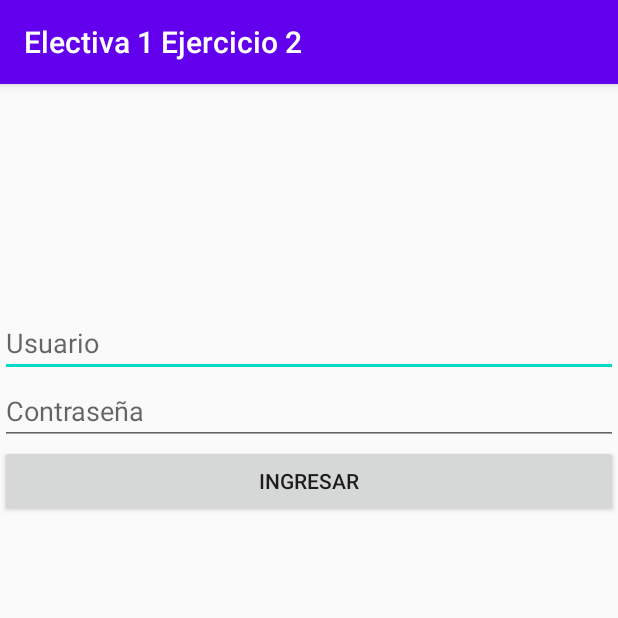
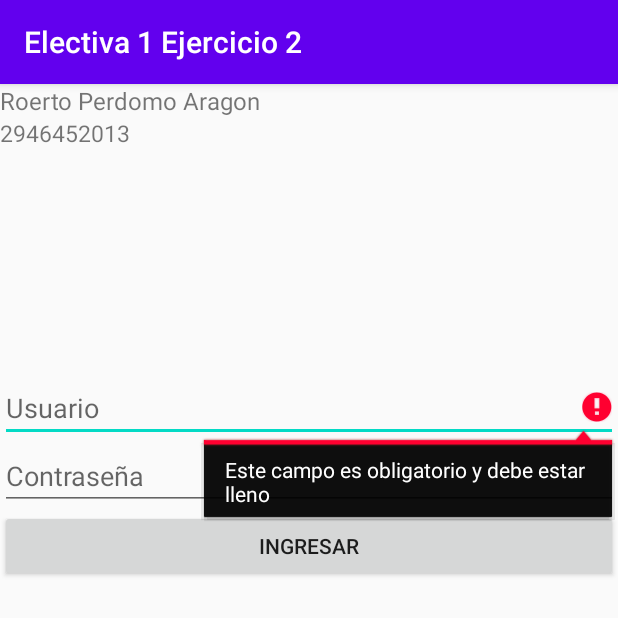
Before and after one commit to Proyectos-universitarios/Electiva1-Android-Ejercicio-2, an Android app: the screen it shows after launch (MainActivity), after a tap on "INGRESAR", on a phone screen of 412 x 824 dp, the top half of it. Run offline under Robolectric (Android 15) with nearby library versions, the phone set to English and light mode, and no system bars.

```diff
--- a/app/src/main/java/com/example/electiva1ejercicio2/MainActivity.java
+++ b/app/src/main/java/com/example/electiva1ejercicio2/MainActivity.java
@@ -31,12 +31,14 @@ public class MainActivity extends AppCompatActivity {
         dataUser.setUsername(EditUsername.getText().toString().trim());
         dataUser.setPassword(EditPassword.getText().toString().trim());
 
-        if (!isNullOrBlank(dataUser.getUsername()) && !isNullOrBlank(dataUser.getPassword()))
+        if (!isNullOrBlank(dataUser.getUsername()))
+        {
+            if(!isNullOrBlank(dataUser.getPassword()))
             {
                 if (ValidatePassword(dataUser.getUsername(), dataUser.getPassword()))
                 {
                     Intent intent = new Intent(this, Activity2.class);
-              Toast.makeText(this, "inicio de sesion exitoso", Toast.LENGTH_LONG).show();
+                    Toast.makeText(this, "C", Toast.LENGTH_LONG).show();
                     startActivity(intent);
                 }else
                 {
@@ -44,9 +46,12 @@ public class MainActivity extends AppCompatActivity {
                 }
             }else
             {
-              Toast.makeText(this, "a ocurrido un error, por favor revise que los campos esten llenos", Toast.LENGTH_LONG).show();
+                this.EditPassword.setError("Este campo es obligatorio y debe estar lleno");
             }
-
+        }else
+          {
+              this.EditUsername.setError("Este campo es obligatorio y debe estar lleno");
+          }
     }
 
     public boolean ValidatePassword(String Username,String Password)
--- a/app/src/main/res/layout/activity_main.xml
+++ b/app/src/main/res/layout/activity_main.xml
@@ -10,6 +10,19 @@
             android:orientation="vertical"
             android:layout_width="match_parent"
             android:layout_height="match_parent">
+        <LinearLayout
+                android:orientation="vertical"
+                android:layout_width="match_parent"
+                android:layout_height="wrap_content">
+            <TextView
+                    android:text="Roerto Perdomo Aragon"
+                    android:layout_width="match_parent"
+                    android:layout_height="wrap_content" android:id="@+id/textView" android:textSize="16sp"/>
+            <TextView
+                    android:text="2946452013"
+                    android:layout_width="match_parent"
+                    android:layout_height="wrap_content" android:id="@+id/textView2" android:textSize="15sp"/>
+        </LinearLayout>
         <LinearLayout
                 android:orientation="vertical"
                 android:layout_width="match_parent"
```
Also changed, not shown: app/src/main/java/com/example/electiva1ejercicio2/Activity2.java (+14 -2 lines), app/src/main/java/com/example/electiva1ejercicio2/Activity3.java (+12 -5 lines). Lines whose indentation alone changed are shown as unchanged.
